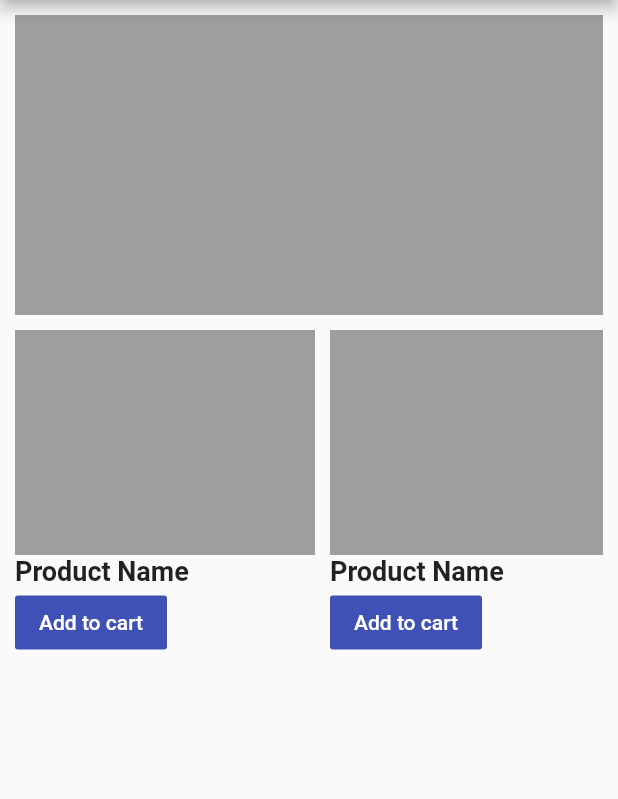
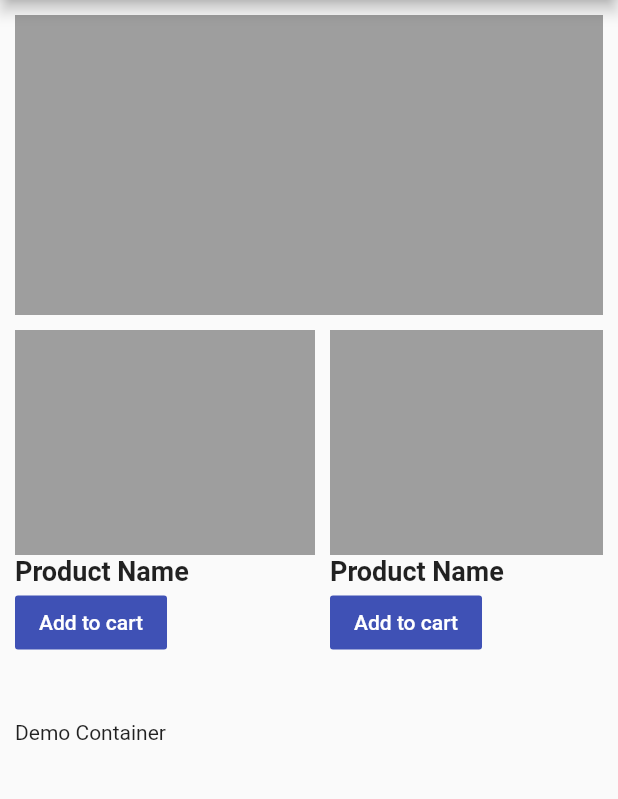
Before and after one commit to singh-saheb/demo-provider, a Flutter app: the screen it shows after launch, on a phone screen of 412 x 824 dp, the part 84-883 px from its top. Run offline on Flutter 3.47's test engine with Material 2 defaults, Android fonts, the phone set to English and light mode, and no system bars.

Commit message:
"Added a modified container"

```diff
--- a/lib/homepage.dart
+++ b/lib/homepage.dart
@@ -90,6 +90,7 @@ class Homepage extends StatelessWidget {
                     ],
                   ),
                 )),
+            Container(child: Text('Demo Container'),)
           ],
         ),
       ),
```
